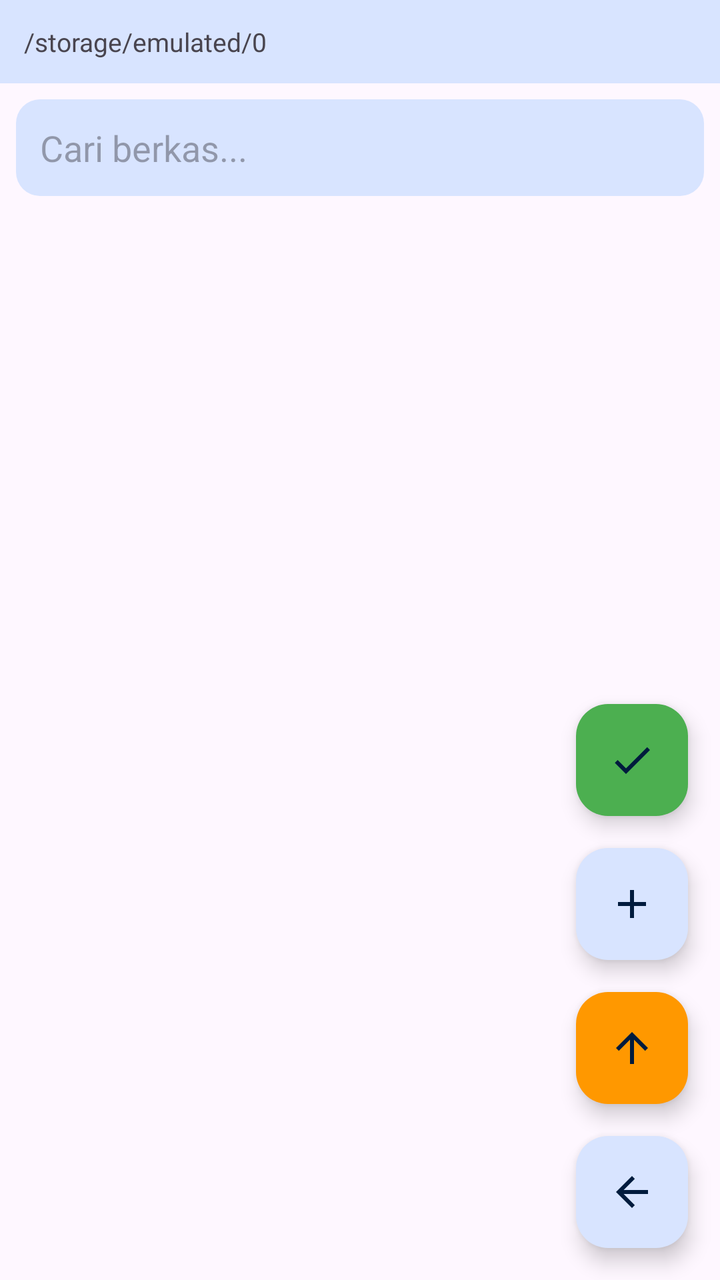
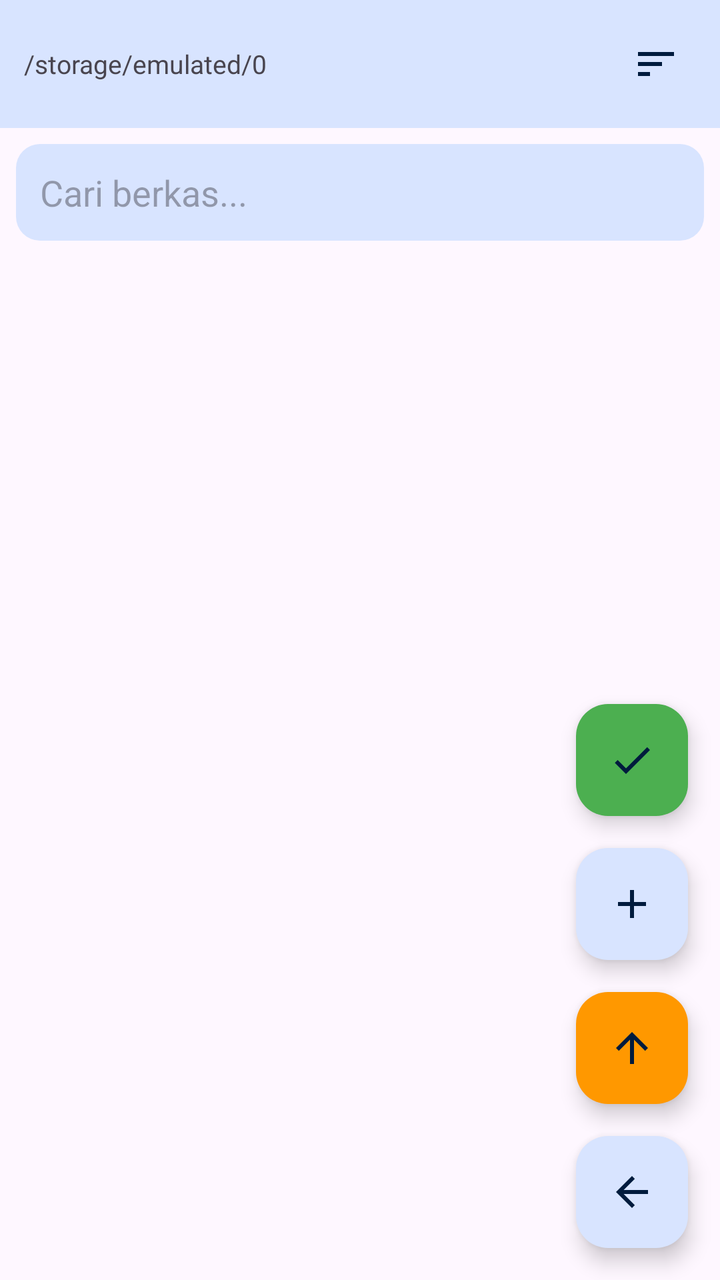

An Android layout rendered at two revisions. The XML below is the earlier revision; the diff shows what the commit changed to produce the second picture.
<!-- AndroidManifest.xml: application theme Theme.PlaManajer -->
<!-- res/layout/activity_file_manager.xml -->
<?xml version="1.0" encoding="utf-8"?>
<androidx.coordinatorlayout.widget.CoordinatorLayout
    xmlns:android="http://schemas.android.com/apk/res/android"
    xmlns:app="http://schemas.android.com/apk/res-auto"
    android:layout_width="match_parent"
    android:layout_height="match_parent"
    android:background="?android:attr/colorBackground">

    <LinearLayout
        android:layout_width="match_parent"
        android:layout_height="match_parent"
        android:orientation="vertical">

        <LinearLayout
            android:layout_width="match_parent"
            android:layout_height="wrap_content"
            android:background="?attr/colorPrimaryContainer"
            android:gravity="center_vertical"
            android:orientation="horizontal"
            android:padding="12dp">
            <TextView
                android:id="@+id/tvPath"
                android:layout_width="0dp"
                android:layout_height="wrap_content"
                android:layout_weight="1"
                android:ellipsize="middle"
                android:maxLines="1"
                android:text="/storage/emulated/0"
                android:textSize="13sp" />
        </LinearLayout>

        <EditText
            android:id="@+id/etSearch"
            android:layout_width="match_parent"
            android:layout_height="wrap_content"
            android:layout_margin="8dp"
            android:background="@drawable/bg_card"
            android:hint="Cari berkas..."
            android:inputType="text"
            android:padding="12dp" />

        <androidx.recyclerview.widget.RecyclerView
            android:id="@+id/recycler"
            android:layout_width="match_parent"
            android:layout_height="0dp"
            android:layout_weight="1"
            android:clipToPadding="false"
            android:paddingBottom="240dp" />
    </LinearLayout>

    <com.google.android.material.floatingactionbutton.FloatingActionButton
        android:id="@+id/fabPaste"
        android:layout_width="wrap_content"
        android:layout_height="wrap_content"
        android:layout_gravity="bottom|end"
        android:layout_marginEnd="16dp"
        android:layout_marginBottom="232dp"
        android:contentDescription="Tempel"
        app:backgroundTint="#4CAF50"
        app:srcCompat="@drawable/ic_save" />

    <com.google.android.material.floatingactionbutton.FloatingActionButton
        android:id="@+id/fabNew"
        android:layout_width="wrap_content"
        android:layout_height="wrap_content"
        android:layout_gravity="bottom|end"
        android:layout_marginEnd="16dp"
        android:layout_marginBottom="160dp"
        android:contentDescription="Buat baru"
        app:srcCompat="@drawable/ic_add" />

    <com.google.android.material.floatingactionbutton.FloatingActionButton
        android:id="@+id/fabUp"
        android:layout_width="wrap_content"
        android:layout_height="wrap_content"
        android:layout_gravity="bottom|end"
        android:layout_marginEnd="16dp"
        android:layout_marginBottom="88dp"
        android:contentDescription="Naik folder"
        app:backgroundTint="#FF9800"
        app:srcCompat="@drawable/ic_up" />

    <com.google.android.material.floatingactionbutton.FloatingActionButton
        android:id="@+id/fabBack"
        android:layout_width="wrap_content"
        android:layout_height="wrap_content"
        android:layout_gravity="bottom|end"
        android:layout_margin="16dp"
        android:contentDescription="Kembali"
        app:srcCompat="@drawable/ic_back" />
</androidx.coordinatorlayout.widget.CoordinatorLayout>
<!-- resources referenced by this layout -->
<resources>
  <!-- drawable bg_card (drawable) -->
  <?xml version="1.0" encoding="utf-8"?>
  <shape xmlns:android="http://schemas.android.com/apk/res/android"
      android:shape="rectangle">
      <solid android:color="?attr/colorPrimaryContainer"/>
      <corners android:radius="12dp"/>
  </shape>
  <!-- drawable ic_add (drawable) -->
  <vector xmlns:android="http://schemas.android.com/apk/res/android"
      android:width="24dp" android:height="24dp"
      android:viewportWidth="24" android:viewportHeight="24">
      <path android:fillColor="#FFFFFFFF"
          android:pathData="M19,13h-6v6h-2v-6H5v-2h6V5h2v6h6v2z"/>
  </vector>
  <!-- drawable ic_back (drawable) -->
  <vector xmlns:android="http://schemas.android.com/apk/res/android"
      android:width="24dp" android:height="24dp"
      android:viewportWidth="24" android:viewportHeight="24">
      <path android:fillColor="#FFFFFFFF"
          android:pathData="M20,11H7.83l5.59,-5.59L12,4l-8,8 8,8 1.41,-1.41L7.83,13H20v-2z"/>
  </vector>
  <!-- drawable ic_save (drawable) -->
  <vector xmlns:android="http://schemas.android.com/apk/res/android"
      android:width="24dp" android:height="24dp"
      android:viewportWidth="24" android:viewportHeight="24">
      <path android:fillColor="#FFFFFFFF"
          android:pathData="M9,16.17L4.83,12l-1.42,1.41L9,19 21,7l-1.41,-1.41z"/>
  </vector>
  <!-- drawable ic_up (drawable) -->
  <vector xmlns:android="http://schemas.android.com/apk/res/android"
      android:width="24dp" android:height="24dp"
      android:viewportWidth="24" android:viewportHeight="24">
      <path android:fillColor="#FFFFFFFF"
          android:pathData="M4,12l1.41,1.41L11,7.83V20h2V7.83l5.58,5.59L20,12l-8,-8 -8,8z"/>
  </vector>
  <style name="Theme.PlaManajer" parent="Theme.Material3.DayNight.NoActionBar">
          <item name="colorPrimary">@color/primary</item>
          <item name="colorOnPrimary">@color/on_primary</item>
          <item name="colorPrimaryContainer">@color/primary_container</item>
          <item name="colorOnPrimaryContainer">@color/on_primary_container</item>
          <item name="android:statusBarColor">?attr/colorSurface</item>
          <item name="android:windowLightStatusBar" tools:targetApi="m">?attr/isLightTheme</item>
      </style>
  <color name="primary">#5B8DEF</color>
  <color name="on_primary">#FFFFFF</color>
  <color name="primary_container">#D8E4FF</color>
  <color name="on_primary_container">#001B3D</color>
</resources>

<!-- the commit's change to res/layout/activity_file_manager.xml (unified diff, before → after) -->
@@ -11,6 +11,7 @@
         android:layout_height="match_parent"
         android:orientation="vertical">
 
+        
         <LinearLayout
             android:layout_width="match_parent"
             android:layout_height="wrap_content"
@@ -27,6 +28,16 @@
                 android:maxLines="1"
                 android:text="/storage/emulated/0"
                 android:textSize="13sp" />
+                
+            
+            <ImageButton
+                android:id="@+id/btnSort"
+                android:layout_width="40dp"
+                android:layout_height="40dp"
+                android:background="?attr/selectableItemBackgroundBorderless"
+                android:contentDescription="Sortir Berkas"
+                android:src="@drawable/ic_sort"
+                app:tint="?attr/colorOnPrimaryContainer" />
         </LinearLayout>
 
         <EditText
<!-- resource entries referenced after the edit -->
@@ -28,6 +28,14 @@
       <path android:fillColor="#FFFFFFFF"
           android:pathData="M9,16.17L4.83,12l-1.42,1.41L9,19 21,7l-1.41,-1.41z"/>
   </vector>
+  <!-- drawable ic_sort (drawable) -->
+  <?xml version="1.0" encoding="utf-8"?>
+  <vector xmlns:android="http://schemas.android.com/apk/res/android"
+      android:width="24dp" android:height="24dp"
+      android:viewportWidth="24" android:viewportHeight="24">
+      <path android:fillColor="#FFFFFFFF"
+          android:pathData="M3,18h6v-2L3,16v2zM3,6v2h18L21,6L3,6zM3,13h12v-2L3,11v2z"/>
+  </vector>
   <!-- drawable ic_up (drawable) -->
   <vector xmlns:android="http://schemas.android.com/apk/res/android"
       android:width="24dp" android:height="24dp"
